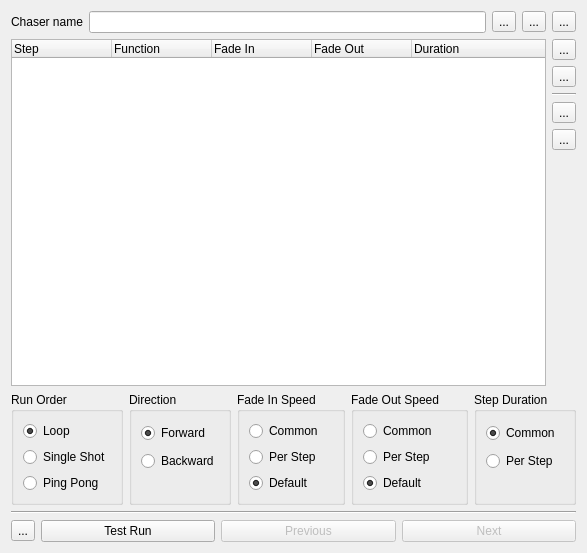
The window that ui/src/chasereditor.ui (mcallegari/qlcplus) describes before a commit, drawn with Qt 5.
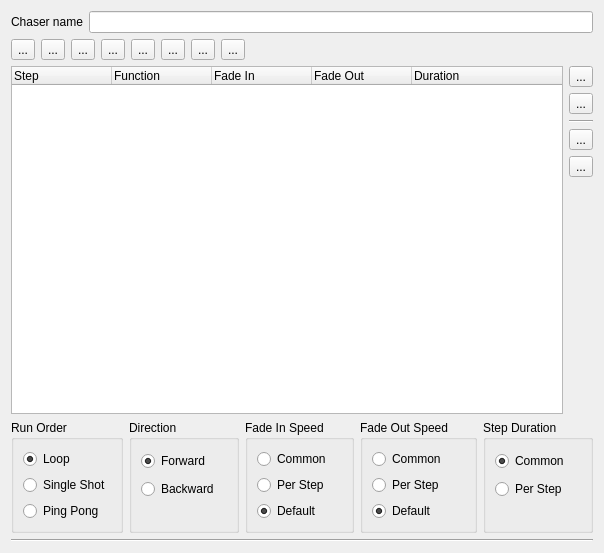
The same window after the commit. Icons and pictures are not drawn.

Commit message:
Fixed outbound limits of Cue Lists steps. Now Previous/Next operations will always stay in the list
Improved Virtual Console Cue List with more manual controls (Play/Stop/Previous/Next)
Iconified Play/Stop/Previous/Next buttons to test a Chaser

Patch:
```diff
--- a/ui/src/chasereditor.ui
+++ b/ui/src/chasereditor.ui
@@ -6,7 +6,7 @@
    <rect>
     <x>0</x>
     <y>0</y>
-    <width>572</width>
+    <width>604</width>
     <height>553</height>
    </rect>
   </property>
@@ -14,50 +14,7 @@
    <string>Chaser editor</string>
   </property>
   <layout class="QGridLayout" name="gridLayout">
-   <item row="14" column="1" colspan="6">
-    <layout class="QHBoxLayout" name="horizontalLayout_3">
-     <item>
-      <widget class="QPushButton" name="m_testButton">
-       <property name="toolTip">
-        <string>See what the chaser does when it is run</string>
-       </property>
-       <property name="text">
-        <string>Test Run</string>
-       </property>
-       <property name="checkable">
-        <bool>true</bool>
-       </property>
-      </widget>
-     </item>
-     <item>
-      <widget class="QPushButton" name="m_testPreviousButton">
-       <property name="enabled">
-        <bool>false</bool>
-       </property>
-       <property name="toolTip">
-        <string>Skip to the previous step</string>
-       </property>
-       <property name="text">
-        <string>Previous</string>
-       </property>
-      </widget>
-     </item>
-     <item>
-      <widget class="QPushButton" name="m_testNextButton">
-       <property name="enabled">
-        <bool>false</bool>
-       </property>
-       <property name="toolTip">
-        <string>Skip to the next step</string>
-       </property>
-       <property name="text">
-        <string>Next</string>
-       </property>
-      </widget>
-     </item>
-    </layout>
-   </item>
-   <item row="6" column="6" rowspan="5">
+   <item row="7" column="6" rowspan="5">
     <spacer>
      <property name="orientation">
       <enum>Qt::Vertical</enum>
@@ -98,60 +55,9 @@
        </property>
       </widget>
      </item>
-     <item>
-      <widget class="QToolButton" name="m_copyButton">
-       <property name="text">
-        <string notr="true">...</string>
-       </property>
-       <property name="icon">
-        <iconset resource="qlcui.qrc">
-         <normaloff>:/editcopy.png</normaloff>:/editcopy.png</iconset>
-       </property>
-       <property name="iconSize">
-        <size>
-         <width>24</width>
-         <height>24</height>
-        </size>
-       </property>
-      </widget>
-     </item>
-     <item>
-      <widget class="QToolButton" name="m_cutButton">
-       <property name="text">
-        <string notr="true">...</string>
-       </property>
-       <property name="icon">
-        <iconset resource="qlcui.qrc">
-         <normaloff>:/editcut.png</normaloff>:/editcut.png</iconset>
-       </property>
-       <property name="iconSize">
-        <size>
-         <width>24</width>
-         <height>24</height>
-        </size>
-       </property>
-      </widget>
-     </item>
-     <item>
-      <widget class="QToolButton" name="m_pasteButton">
-       <property name="text">
-        <string notr="true">...</string>
-       </property>
-       <property name="icon">
-        <iconset resource="qlcui.qrc">
-         <normaloff>:/editpaste.png</normaloff>:/editpaste.png</iconset>
-       </property>
-       <property name="iconSize">
-        <size>
-         <width>24</width>
-         <height>24</height>
-        </size>
-       </property>
-      </widget>
-     </item>
     </layout>
    </item>
-   <item row="5" column="6">
+   <item row="6" column="6">
     <widget class="QToolButton" name="m_lower">
      <property name="toolTip">
       <string>Lower the selected step once</string>
@@ -171,37 +77,14 @@
      </property>
     </widget>
    </item>
-   <item row="3" column="6">
-    <widget class="Line" name="line">
-     <property name="orientation">
-      <enum>Qt::Horizontal</enum>
-     </property>
-    </widget>
-   </item>
-   <item row="14" column="0">
-    <widget class="QToolButton" name="m_speeddial">
-     <property name="toolTip">
-      <string>Show/Hide speed dial window</string>
-     </property>
-     <property name="text">
-      <string>...</string>
-     </property>
-     <property name="icon">
-      <iconset resource="qlcui.qrc">
-       <normaloff>:/speed.png</normaloff>:/speed.png</iconset>
-     </property>
-     <property name="iconSize">
-      <size>
-       <width>24</width>
-       <height>24</height>
-      </size>
-     </property>
-     <property name="checkable">
-      <bool>true</bool>
-     </property>
-    </widget>
-   </item>
    <item row="4" column="6">
+    <widget class="Line" name="line">
+     <property name="orientation">
+      <enum>Qt::Horizontal</enum>
+     </property>
+    </widget>
+   </item>
+   <item row="5" column="6">
     <widget class="QToolButton" name="m_raise">
      <property name="toolTip">
       <string>Raise the selected step once</string>
@@ -221,7 +104,7 @@
      </property>
     </widget>
    </item>
-   <item row="1" column="6">
+   <item row="2" column="6">
     <widget class="QToolButton" name="m_add">
      <property name="toolTip">
       <string>Add step(s) to the current position</string>
@@ -241,7 +124,7 @@
      </property>
     </widget>
    </item>
-   <item row="1" column="0" rowspan="10" colspan="6">
+   <item row="2" column="0" rowspan="10" colspan="6">
     <widget class="QTreeWidget" name="m_tree">
      <property name="sizePolicy">
       <sizepolicy hsizetype="Expanding" vsizetype="Expanding">
@@ -294,7 +177,7 @@
      </column>
     </widget>
    </item>
-   <item row="2" column="6">
+   <item row="3" column="6">
     <widget class="QToolButton" name="m_remove">
      <property name="toolTip">
       <string>Remove the selected step</string>
@@ -314,14 +197,14 @@
      </property>
     </widget>
    </item>
-   <item row="13" column="0" colspan="7">
+   <item row="14" column="0" colspan="7">
     <widget class="Line" name="line_3">
      <property name="orientation">
       <enum>Qt::Horizontal</enum>
      </property>
     </widget>
    </item>
-   <item row="11" column="0" colspan="7">
+   <item row="12" column="0" colspan="7">
     <layout class="QHBoxLayout" name="horizontalLayout_2">
      <item>
       <widget class="QGroupBox" name="groupBox">
@@ -547,6 +430,164 @@
      </item>
     </layout>
    </item>
+   <item row="1" column="0">
+    <layout class="QHBoxLayout" name="horizontalLayout_3">
+     <item>
+      <widget class="QToolButton" name="m_speeddial">
+       <property name="toolTip">
+        <string>Show/Hide speed dial window</string>
+       </property>
+       <property name="text">
+        <string>...</string>
+       </property>
+       <property name="icon">
+        <iconset resource="qlcui.qrc">
+         <normaloff>:/speed.png</normaloff>:/speed.png</iconset>
+       </property>
+       <property name="iconSize">
+        <size>
+         <width>28</width>
+         <height>28</height>
+        </size>
+       </property>
+       <property name="checkable">
+        <bool>true</bool>
+       </property>
+      </widget>
+     </item>
+     <item>
+      <widget class="QToolButton" name="m_testPlayButton">
+       <property name="toolTip">
+        <string>See what the chaser does when it is run</string>
+       </property>
+       <property name="text">
+        <string>...</string>
+       </property>
+       <property name="icon">
+        <iconset resource="qlcui.qrc">
+         <normaloff>:/player_play.png</normaloff>:/player_play.png</iconset>
+       </property>
+       <property name="iconSize">
+        <size>
+         <width>28</width>
+         <height>28</height>
+        </size>
+       </property>
+      </widget>
+     </item>
+     <item>
+      <widget class="QToolButton" name="m_testStopButton">
+       <property name="toolTip">
+        <string>Stop the chaser if running</string>
+       </property>
+       <property name="text">
+        <string>...</string>
+       </property>
+       <property name="icon">
+        <iconset resource="qlcui.qrc">
+         <normaloff>:/player_stop.png</normaloff>:/player_stop.png</iconset>
+       </property>
+       <property name="iconSize">
+        <size>
+         <width>28</width>
+         <height>28</height>
+        </size>
+       </property>
+      </widget>
+     </item>
+     <item>
+      <widget class="QToolButton" name="m_testPreviousButton">
+       <property name="toolTip">
+        <string>Skip to the previous step</string>
+       </property>
+       <property name="text">
+        <string>...</string>
+       </property>
+       <property name="icon">
+        <iconset resource="qlcui.qrc">
+         <normaloff>:/back.png</normaloff>:/back.png</iconset>
+       </property>
+       <property name="iconSize">
+        <size>
+         <width>28</width>
+         <height>28</height>
+        </size>
+       </property>
+      </widget>
+     </item>
+     <item>
+      <widget class="QToolButton" name="m_testNextButton">
+       <property name="toolTip">
+        <string>Skip to the next step</string>
+       </property>
+       <property name="text">
+        <string>...</string>
+       </property>
+       <property name="icon">
+        <iconset resource="qlcui.qrc">
+         <normaloff>:/forward.png</normaloff>:/forward.png</iconset>
+       </property>
+       <property name="iconSize">
+        <size>
+         <width>28</width>
+         <height>28</height>
+        </size>
+       </property>
+      </widget>
+     </item>
+     <item>
+      <widget class="QToolButton" name="m_copyButton">
+       <property name="text">
+        <string notr="true">...</string>
+       </property>
+       <property name="icon">
+        <iconset resource="qlcui.qrc">
+         <normaloff>:/editcopy.png</normaloff>:/editcopy.png</iconset>
+       </property>
+       <property name="iconSize">
+        <size>
+         <width>28</width>
+         <height>28</height>
+        </size>
+       </property>
+      </widget>
+     </item>
+     <item>
+      <widget class="QToolButton" name="m_cutButton">
+       <property name="text">
+        <string notr="true">...</string>
+       </property>
+       <property name="icon">
+        <iconset resource="qlcui.qrc">
+         <normaloff>:/editcut.png</normaloff>:/editcut.png</iconset>
+       </property>
+       <property name="iconSize">
+        <size>
+         <width>28</width>
+         <height>28</height>
+        </size>
+       </property>
+      </widget>
+     </item>
+     <item>
+      <widget class="QToolButton" name="m_pasteButton">
+       <property name="text">
+        <string notr="true">...</string>
+       </property>
+       <property name="icon">
+        <iconset resource="qlcui.qrc">
+         <normaloff>:/editpaste.png</normaloff>:/editpaste.png</iconset>
+       </property>
+       <property name="iconSize">
+        <size>
+         <width>28</width>
+         <height>28</height>
+        </size>
+       </property>
+      </widget>
+     </item>
+    </layout>
+   </item>
   </layout>
  </widget>
  <resources>
```
The commit also changes 6 other files.
